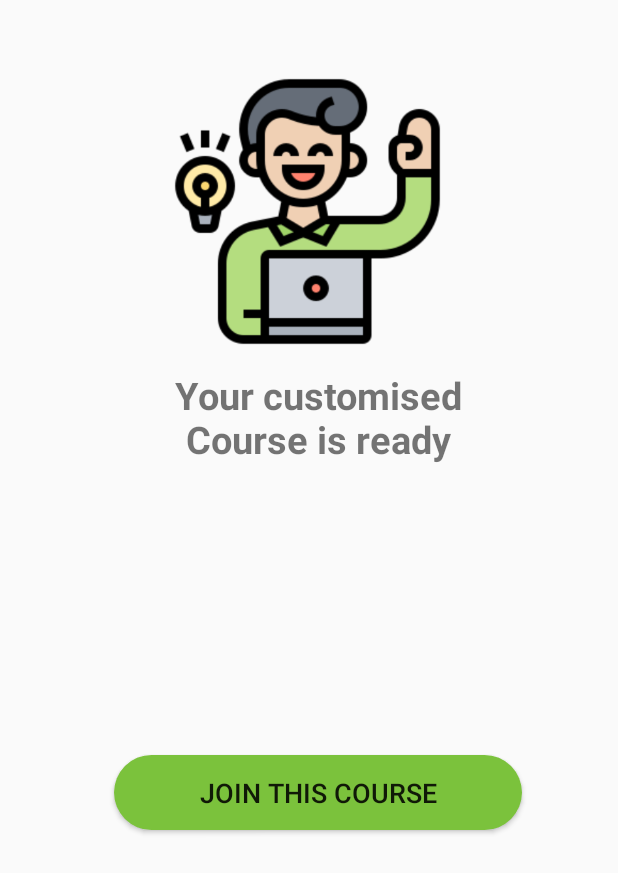
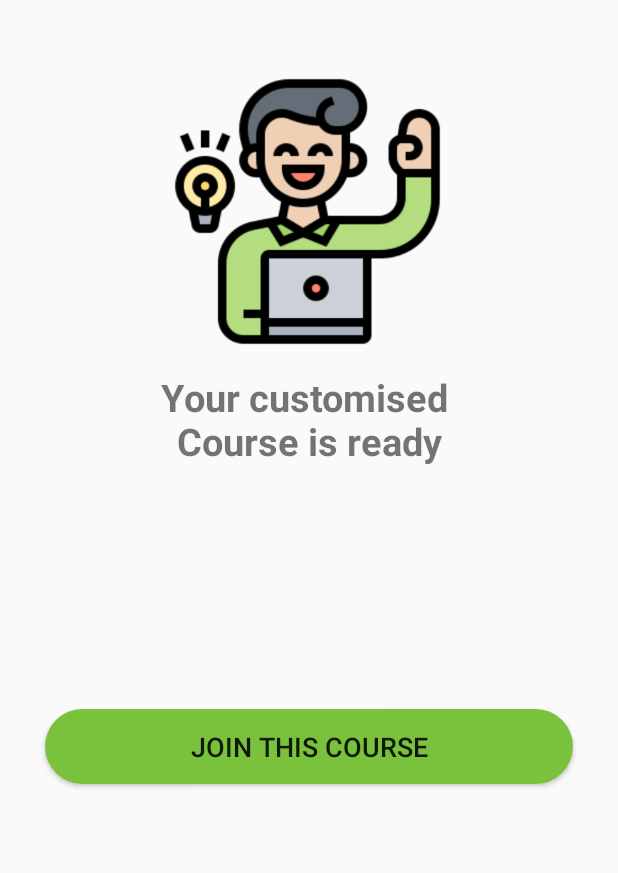
Before and after one commit to Abhi-arch246/easy2l, an Android app: the layout activity_almost_ready.xml on its own in the app's theme, with its tools: preview values and no code run, on a phone screen of 412 x 824 dp. Shown: the top 873 px of the screen. Run offline under Robolectric (Android 15) with nearby library versions, the phone set to English and light mode, and no system bars; Roboto replaces fonts that are not available here.

Commit message:
Not Assam

```diff
--- a/app/src/main/java/com/abhitech/easy2l/AlmostReadyActivity.java
+++ b/app/src/main/java/com/abhitech/easy2l/AlmostReadyActivity.java
@@ -18,9 +18,6 @@ public class AlmostReadyActivity extends AppCompatActivity {
         super.onCreate(savedInstanceState);
         setContentView(R.layout.activity_almost_ready);
 
-
-
-
         myclass=(TextView)findViewById(R.id.classmain);
         myboard=(TextView)findViewById(R.id.boardmain);
 
@@ -31,7 +28,7 @@ public class AlmostReadyActivity extends AppCompatActivity {
         final  int sclass = getIntent().getIntExtra("class", 0);
 
         myclass.setText("Class: "+sclass);
-        myboard.setText("Class: "+boardname);
+        myboard.setText("Board: "+boardname);
         button=findViewById(R.id.button);
         button.setOnClickListener(new View.OnClickListener() {
             @Override
--- a/app/src/main/java/com/abhitech/easy2l/BoardActivity.java
+++ b/app/src/main/java/com/abhitech/easy2l/BoardActivity.java
@@ -18,11 +18,6 @@ public class BoardActivity extends AppCompatActivity {
     protected void onCreate(Bundle savedInstanceState) {
         super.onCreate(savedInstanceState);
         setContentView(R.layout.activity_board);
-
-
-
-
-
 
         setContentView(R.layout.activity_board);
 
--- a/app/src/main/res/layout/activity_almost_ready.xml
+++ b/app/src/main/res/layout/activity_almost_ready.xml
@@ -16,61 +16,48 @@
         android:layout_marginTop="50dp"
         android:src="@drawable/lesson"
         android:layout_marginEnd="107dp" />
-
     <TextView
         android:id="@+id/title"
-        android:layout_width="234dp"
+        android:layout_width="match_parent"
         android:layout_height="wrap_content"
-        android:layout_marginStart="95dp"
-        android:layout_marginTop="14dp"
-        android:layout_marginEnd="81dp"
+        android:layout_marginTop="15dp"
+        android:layout_marginLeft="20dp"
+        android:layout_marginRight="20dp"
         android:gravity="center"
-        android:text="Your customised Course is ready"
+        android:text="Your customised \nCourse is ready"
         android:textSize="25sp"
-        android:textStyle="bold">
-
-
-    </TextView>
-
+        android:textStyle="bold"/>
     <TextView
         android:id="@+id/classmain"
-        android:layout_width="232dp"
+        android:layout_width="match_parent"
         android:layout_height="wrap_content"
-        android:layout_marginStart="94dp"
-        android:layout_marginTop="31dp"
-        android:layout_marginEnd="85dp"
+        android:layout_marginTop="15dp"
         android:gravity="center"
+        android:layout_marginLeft="20dp"
+        android:layout_marginRight="20dp"
         android:text=""
         android:textSize="25sp"
-        android:textStyle="bold">
-
-
-    </TextView>
+        android:textStyle="bold"/>
 
     <TextView
         android:id="@+id/boardmain"
-        android:layout_width="233dp"
+        android:layout_width="match_parent"
         android:layout_height="wrap_content"
-        android:layout_marginStart="92dp"
-        android:layout_marginTop="31dp"
-        android:layout_marginEnd="85dp"
+        android:layout_marginTop="15dp"
         android:gravity="center"
+        android:layout_marginLeft="20dp"
+        android:layout_marginRight="20dp"
         android:text=""
         android:textSize="25sp"
-        android:textStyle="bold">
-
-
-    </TextView>
+        android:textStyle="bold"/>
 
     <Button
         android:id="@+id/button"
-        android:layout_width="272dp"
+        android:layout_width="match_parent"
         android:layout_height="50dp"
-        android:layout_marginStart="76dp"
         android:layout_marginTop="61dp"
-        android:layout_marginEnd="63dp"
-        android:layout_marginBottom="182dp"
-
+        android:layout_marginRight="30dp"
+        android:layout_marginLeft="30dp"
         android:background="@drawable/round_btn2"
         android:text="JOIN THIS COURSE"
         android:textSize="18sp" />
```
